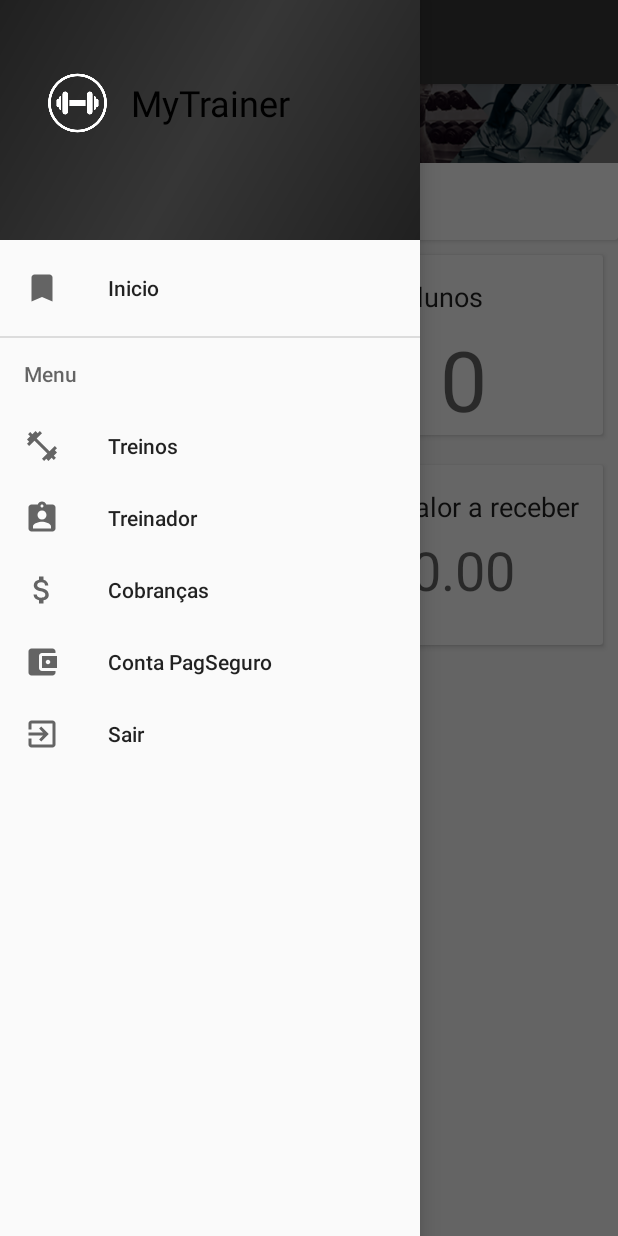
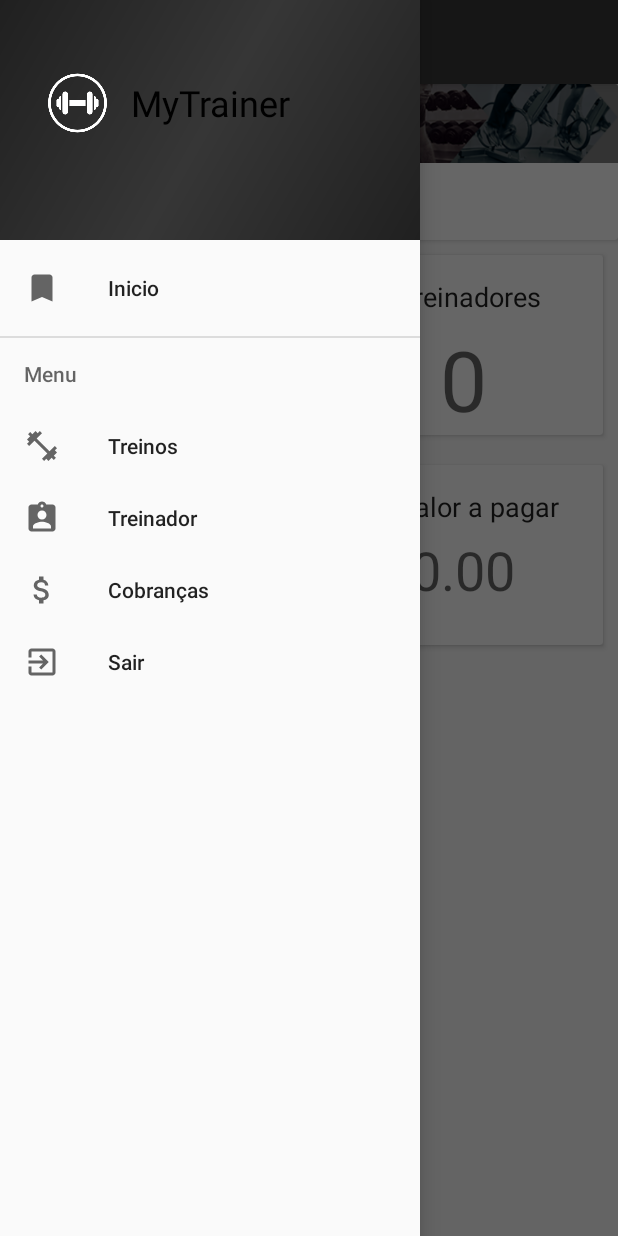
Before and after one commit to MarlonJhow/MyTrainer_AppAluno, an Android app: the screen it shows after launch once a user with an empty profile is signed in (MainActivity), with the side drawer open, on a phone screen of 412 x 824 dp. Run offline under Robolectric (Android 15) with nearby library versions, the phone set to English and light mode, and no system bars; our stand-ins replace Firebase (no records; nobody signed in at launch, a user with empty details on screens opened directly); 2 statements that could not run were skipped.

Commit message:
FIx labels

```diff
--- a/app/src/main/java/tcc/mytrainer/database/Session.java
+++ b/app/src/main/java/tcc/mytrainer/database/Session.java
@@ -127,7 +127,7 @@ public class Session {
                     @Override
                     public void onDataChange(DataSnapshot dataSnapshot) {
                         Cobranca cobranca = dataSnapshot.getValue(Cobranca.class);
-                        if (aluno.getIdCobrancas().containsKey(cobranca.getId())) {
+                        if (cobranca != null && aluno.getIdCobrancas().containsKey(cobranca.getId())) {
                             cobrancas.put(cobranca.getId(), cobranca);
                         }
                     }
--- a/app/src/main/res/layout/inicio_fragment.xml
+++ b/app/src/main/res/layout/inicio_fragment.xml
@@ -179,7 +179,7 @@
                             android:layout_height="wrap_content"
                             android:layout_margin="5dp"
                             android:layout_weight="1"
-                            android:text="Alunos"
+                            android:text="Treinadores"
                             android:textAppearance="@style/TextAppearance.AppCompat.Headline"
                             android:textSize="18sp" />
 
@@ -307,7 +307,7 @@
                             android:layout_height="wrap_content"
                             android:layout_margin="5dp"
                             android:layout_weight="1"
-                            android:text="Valor a receber"
+                            android:text="Valor a pagar"
                             android:textAppearance="@style/TextAppearance.AppCompat.Headline"
                             android:textSize="18sp" />
 
--- a/app/src/main/res/menu/activity_main_drawer.xml
+++ b/app/src/main/res/menu/activity_main_drawer.xml
@@ -23,10 +23,6 @@
                 android:icon="@drawable/ic_financeiro"
                 android:title="Cobranças" />
             <item
-                android:id="@+id/navbar_financeiro_conta"
-                android:icon="@drawable/ic_account_balance_wallet_black_24dp"
-                android:title="Conta PagSeguro" />
-            <item
                 android:id="@+id/navbar_sair"
                 android:icon="@drawable/ic_exit_to_app_black_24dp"
                 android:title="Sair" />
```
